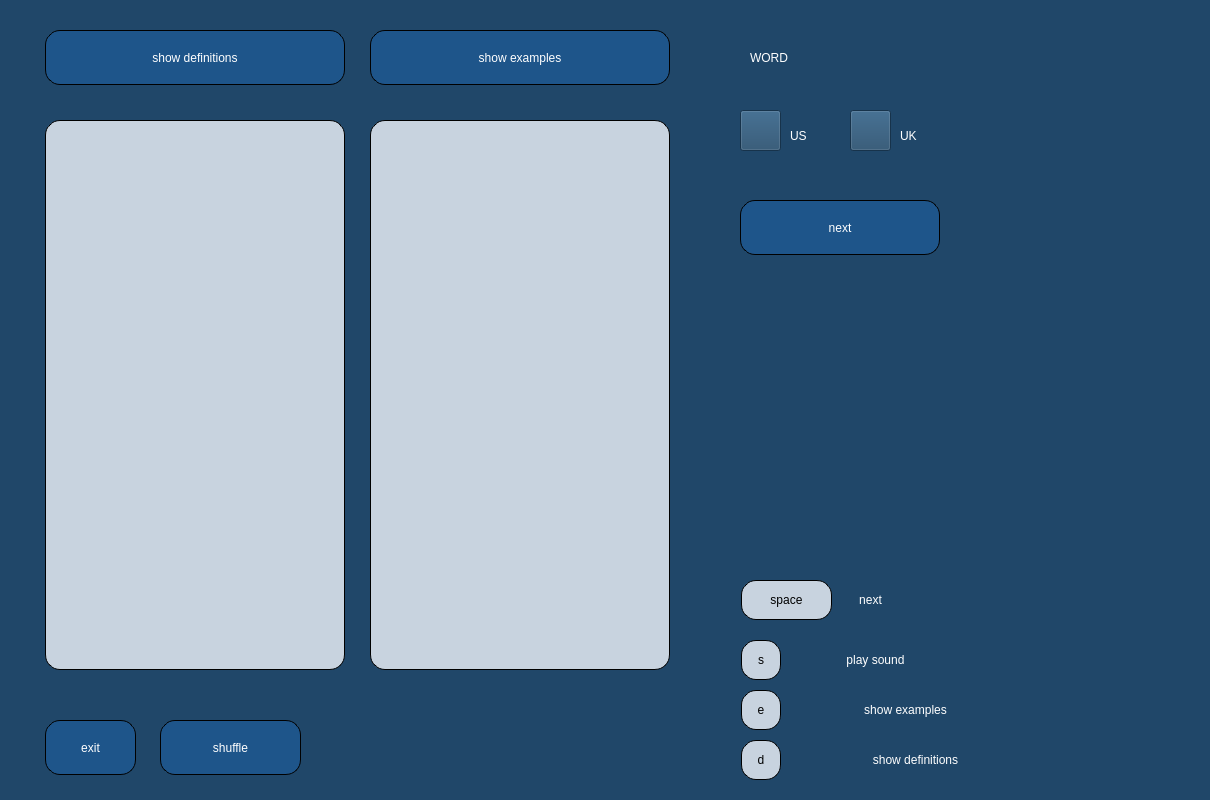
Above: WindowsGraphics/RevisionModeWindow.ui from Skripkon/App-for-learning-English-LANGOD before the change. Below: the same form after it.
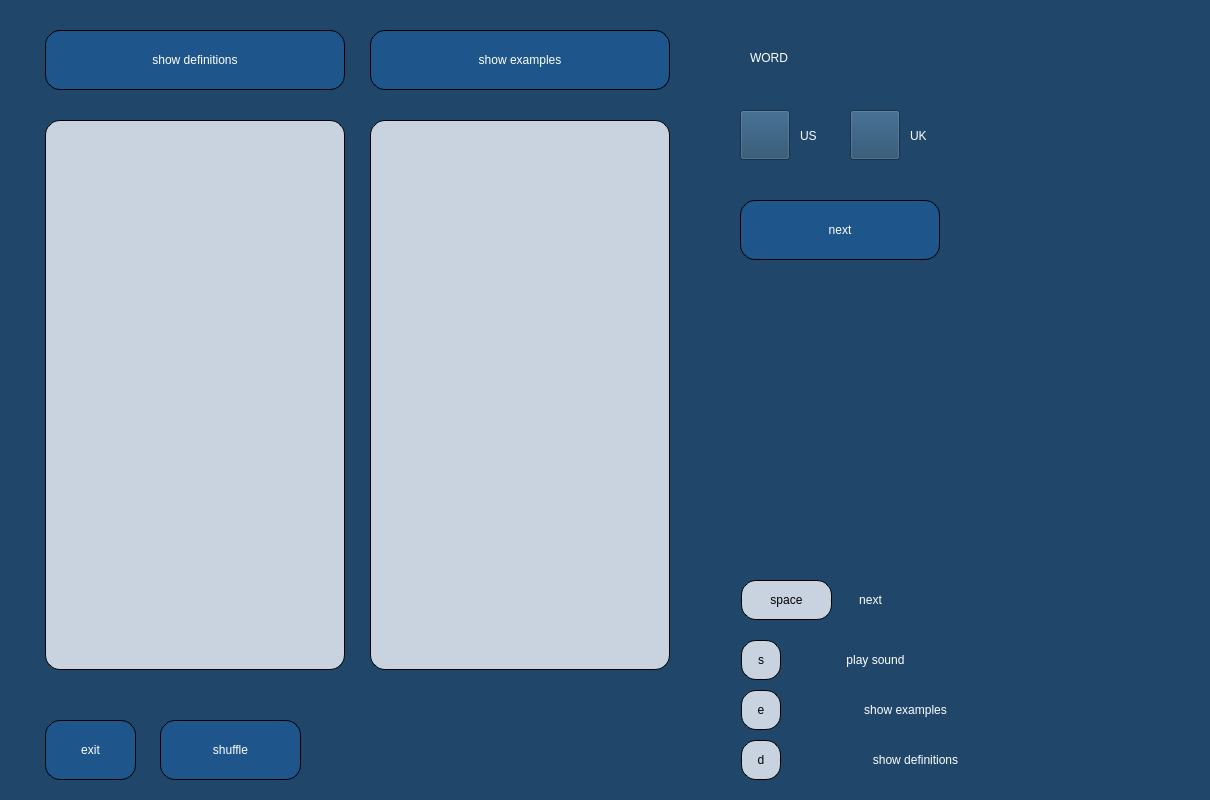
That is the form after the change. Icons and pictures are not drawn.

The edit to the form file:
```diff
--- a/WindowsGraphics/RevisionModeWindow.ui
+++ b/WindowsGraphics/RevisionModeWindow.ui
@@ -23,7 +23,7 @@
      <x>45</x>
      <y>30</y>
      <width>300</width>
-     <height>55</height>
+     <height>60</height>
     </rect>
    </property>
    <property name="styleSheet">
@@ -67,7 +67,7 @@
      <x>370</x>
      <y>30</y>
      <width>300</width>
-     <height>55</height>
+     <height>60</height>
     </rect>
    </property>
    <property name="styleSheet">
@@ -135,7 +135,7 @@
      <x>160</x>
      <y>720</y>
      <width>141</width>
-     <height>55</height>
+     <height>60</height>
     </rect>
    </property>
    <property name="styleSheet">
@@ -159,7 +159,7 @@
      <x>740</x>
      <y>200</y>
      <width>200</width>
-     <height>55</height>
+     <height>60</height>
     </rect>
    </property>
    <property name="styleSheet">
@@ -182,8 +182,8 @@
     <rect>
      <x>850</x>
      <y>110</y>
-     <width>41</width>
-     <height>41</height>
+     <width>50</width>
+     <height>50</height>
     </rect>
    </property>
    <property name="styleSheet">
@@ -212,7 +212,7 @@
   <widget class="QLabel" name="pronunciation_UK_text">
    <property name="geometry">
     <rect>
-     <x>900</x>
+     <x>910</x>
      <y>120</y>
      <width>41</width>
      <height>31</height>
@@ -229,7 +229,7 @@
   <widget class="QLabel" name="pronunciation_US_text">
    <property name="geometry">
     <rect>
-     <x>790</x>
+     <x>800</x>
      <y>120</y>
      <width>41</width>
      <height>31</height>
@@ -248,8 +248,8 @@
     <rect>
      <x>740</x>
      <y>110</y>
-     <width>41</width>
-     <height>41</height>
+     <width>50</width>
+     <height>50</height>
     </rect>
    </property>
    <property name="styleSheet">
@@ -484,7 +484,7 @@
      <x>45</x>
      <y>720</y>
      <width>91</width>
-     <height>55</height>
+     <height>60</height>
     </rect>
    </property>
    <property name="styleSheet">
```
